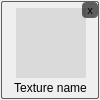
madvil/Editor, file QtProject/editor/texturelistitemwidget.ui: the form before one commit.
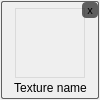
The form after the commit.

What changed in the file:
```diff
--- a/QtProject/editor/texturelistitemwidget.ui
+++ b/QtProject/editor/texturelistitemwidget.ui
@@ -104,14 +104,14 @@
       <widget class="QLabel" name="label">
        <property name="geometry">
         <rect>
-         <x>14</x>
+         <x>13</x>
          <y>6</y>
          <width>70</width>
          <height>70</height>
         </rect>
        </property>
        <property name="styleSheet">
-        <string notr="true">background-color: rgb(218, 218, 218);</string>
+        <string notr="true">border: 1px solid  rgb(218, 218, 218);</string>
        </property>
        <property name="text">
         <string/>
```
